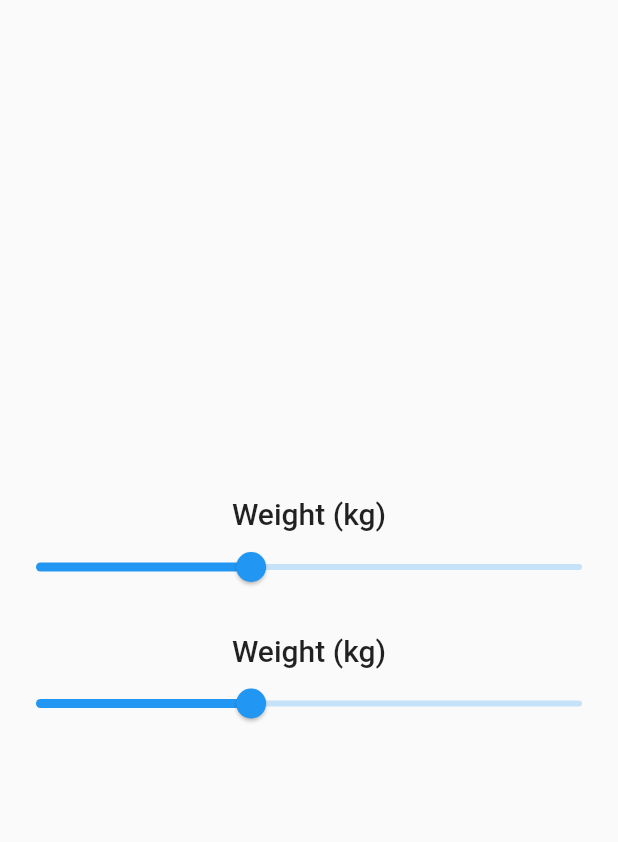
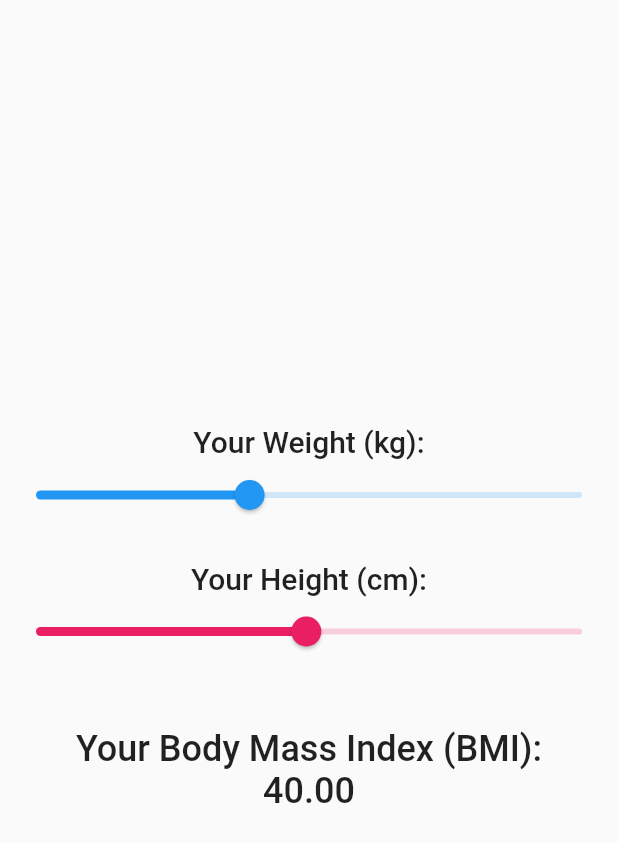
Before and after one commit to azaki-developer/20220224_bmicalculator_multipleprovider, a Flutter app: the screen it shows after launch, on a phone screen of 412 x 824 dp. Shown: the top 842 px of the screen. Run offline on Flutter 3.47's test engine with Material 2 defaults, Android fonts, the phone set to English and light mode, and no system bars.

Commit message:
final commit

```diff
--- /dev/null
+++ b/bmi_calculator/lib/height_provider.dart
@@ -0,0 +1,10 @@
+import 'package:flutter/material.dart';
+
+class HeightProvider with ChangeNotifier {
+  double _height = 100;
+  double get height => _height;
+  set height(double newValue) {
+    _height = newValue;
+    notifyListeners();
+  }
+}
--- a/bmi_calculator/lib/home_page.dart
+++ b/bmi_calculator/lib/home_page.dart
@@ -1,51 +1,127 @@
+import 'dart:math';
+
+import 'package:bmi_calculator/height_provider.dart';
+import 'package:bmi_calculator/weight_provider.dart';
 import 'package:flutter/material.dart';
+import 'package:provider/provider.dart';
 
 class HomePage extends StatelessWidget {
   const HomePage({Key? key}) : super(key: key);
 
   @override
   Widget build(BuildContext context) {
+    var weightProvider = Provider.of<WeightProvider>(context);
+    var heightProvider = Provider.of<HeightProvider>(context);
     return Scaffold(
       body: Center(
         child: Column(
           mainAxisAlignment: MainAxisAlignment.center,
           children: [
             Text(
-              'Weight (kg)',
+              'Your Weight (kg):',
               style: TextStyle(
                 fontSize: 20,
                 fontWeight: FontWeight.w500,
               ),
             ),
+            // NOTE: USING CONSUMER
+            // Consumer<WeightProvider>(
+            //   builder: (context, weightProvider, _) => Slider(
+            //     min: 1,
+            //     max: 100,
+            //     divisions: 100,
+            //     label: weightProvider.weight.round().toString(),
+            //     value: weightProvider.weight,
+            //     activeColor: Colors.blue,
+            //     inactiveColor: Colors.blue.withOpacity(0.2),
+            //     onChanged: (newValue) {
+            //       newValue = newValue.roundToDouble();
+            //       print('Weight: $newValue');
+            //       weightProvider.weight = newValue;
+            //     },
+            //   ),
+            // ),
+            // NOTE: USING PROVIDER.OF(CONTEXT)
             Slider(
               min: 1,
               max: 100,
-              value: 40,
+              divisions: 100,
+              label: weightProvider.weight.round().toString(),
+              value: weightProvider.weight,
+              activeColor: Colors.blue,
+              inactiveColor: Colors.blue.withOpacity(0.2),
               onChanged: (newValue) {
-                print(
-                  'Weight: $newValue'
-                );
+                newValue = newValue.roundToDouble();
+                print('Weight: $newValue');
+                weightProvider.weight = newValue;
               },
             ),
             SizedBox(
               height: 20,
             ),
             Text(
-              'Weight (kg)',
+              'Your Height (cm):',
               style: TextStyle(
                 fontSize: 20,
                 fontWeight: FontWeight.w500,
               ),
             ),
+            // NOTE: USING CONSUMER
+            // Consumer<HeightProvider>(
+            //   builder: (context, heightProvider, _) => Slider(
+            //     min: 1,
+            //     max: 200,
+            //     divisions: 200,
+            //     label: heightProvider.height.round().toString(),
+            //     value: heightProvider.height,
+            //     activeColor: Colors.pink,
+            //     inactiveColor: Colors.pink.withOpacity(0.2),
+            //     onChanged: (newValue) {
+            //       newValue = newValue.roundToDouble();
+            //       print('Height: $newValue');
+            //       heightProvider.height = newValue;
+            //     },
+            //   ),
+            // ),
+            // NOTE: USING PROVIDER.OF(CONTEXT)
             Slider(
               min: 1,
-              max: 100,
-              value: 40,
+              max: 200,
+              divisions: 200,
+              label: heightProvider.height.round().toString(),
+              value: heightProvider.height,
+              activeColor: Colors.pink,
+              inactiveColor: Colors.pink.withOpacity(0.2),
               onChanged: (newValue) {
-                print(
-                  'Weight: $newValue'
-                );
+                newValue = newValue.roundToDouble();
+                print('Height: $newValue');
+                heightProvider.height = newValue;
               },
+            ),
+            SizedBox(
+              height: 40,
+            ),
+            // NOTE: USING CONSUMER
+            // Consumer<WeightProvider>(
+            //   builder: (context, weightProvider, _) => Consumer<HeightProvider>(
+            //     builder: (context, heightProvider, _) => Text(
+            //       'Your Body Mass Index (BMI):\n${(weightProvider.weight / (pow(heightProvider.height / 100, 2))).toStringAsFixed(2)}',
+            //       textAlign: TextAlign.center,
+            //       style: TextStyle(
+            //         fontSize: 24,
+            //         fontWeight: FontWeight.w500,
+            //       ),
+            //     ),
+            //   ),
+            // ),
+            // NOTE: USING PROVIDER.OF(CONTEXT)
+            Text(
+              'Your Body Mass Index (BMI):\n${(weightProvider.weight / (pow(heightProvider.height / 100, 2))).toStringAsFixed(2)}',
+              textAlign: TextAlign.center,
+              style: TextStyle(
+                fontSize: 24,
+                fontWeight: FontWeight.w500,
+              ),
             ),
           ],
         ),
--- a/bmi_calculator/lib/main.dart
+++ b/bmi_calculator/lib/main.dart
@@ -1,4 +1,7 @@
+import 'package:bmi_calculator/height_provider.dart';
+import 'package:bmi_calculator/weight_provider.dart';
 import 'package:flutter/material.dart';
+import 'package:provider/provider.dart';
 
 import 'home_page.dart';
 
@@ -8,9 +11,19 @@ class MyApp extends StatelessWidget {
 
   @override
   Widget build(BuildContext context) {
-    return MaterialApp(
-      debugShowCheckedModeBanner: false,
-      home: HomePage(),
+    return MultiProvider(
+      providers: [
+        ChangeNotifierProvider<WeightProvider>(
+          create: (context) => WeightProvider(),
+        ),
+        ChangeNotifierProvider<HeightProvider>(
+          create: (context) => HeightProvider(),
+        ),
+      ],
+      child: MaterialApp(
+        debugShowCheckedModeBanner: false,
+        home: HomePage(),
+      ),
     );
   }
 }
--- /dev/null
+++ b/bmi_calculator/lib/weight_provider.dart
@@ -0,0 +1,10 @@
+import 'package:flutter/material.dart';
+
+class WeightProvider with ChangeNotifier {
+  double _weight = 40;
+  double get weight => _weight;
+  set weight(double newValue) {
+    _weight = newValue;
+    notifyListeners();
+  }
+}
```
